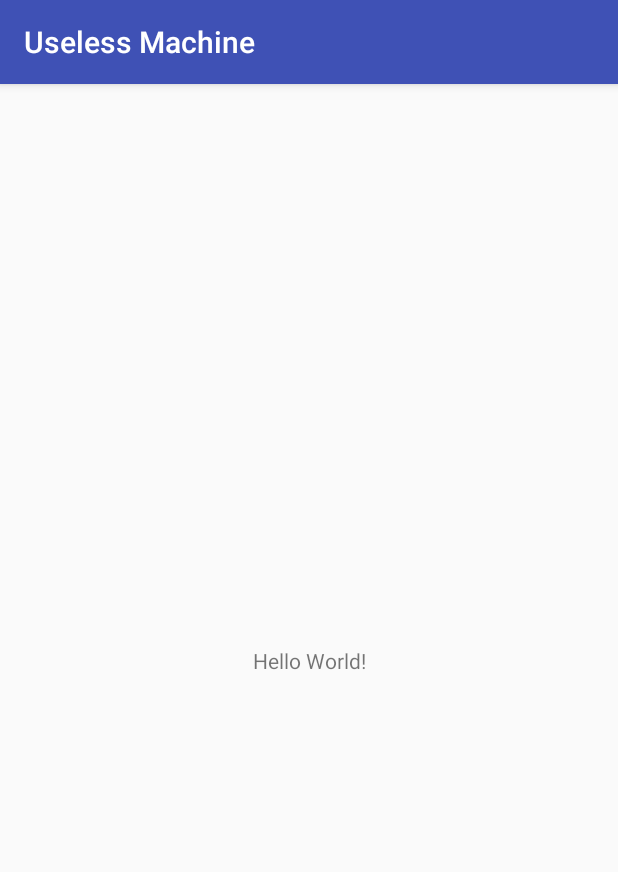
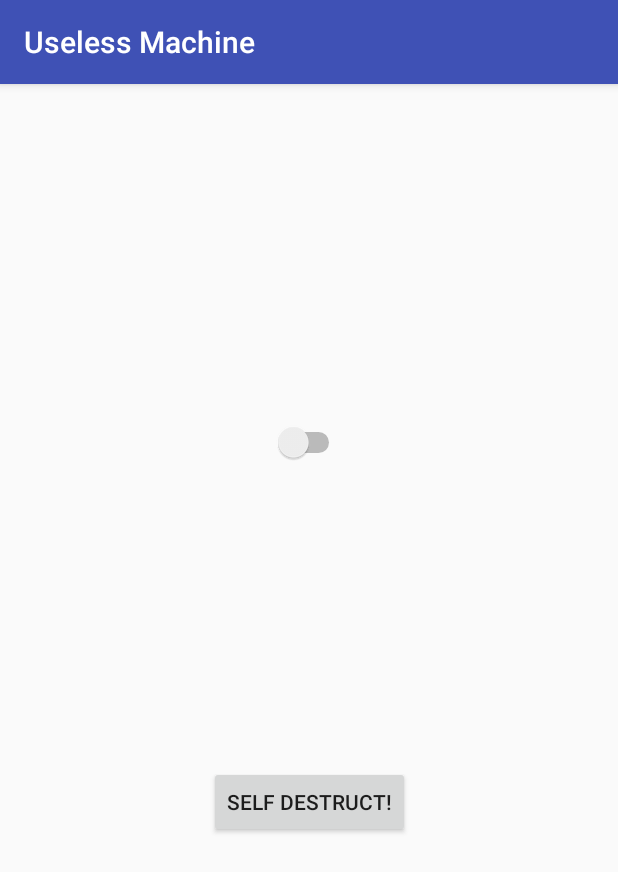
Before and after one commit to Cephalos25/UselessMachine, an Android app: the screen it shows after launch (MainActivity), on a phone screen of 412 x 824 dp. Shown: the top 872 px of the screen. Run offline under Robolectric (Android 15) with nearby library versions, the phone set to English and light mode, and no system bars.

Commit message:
Added switch & button to layout. Added OnCheckedChangedListener to switch.

```diff
--- a/app/src/main/java/com/example/uselessmachine/MainActivity.java
+++ b/app/src/main/java/com/example/uselessmachine/MainActivity.java
@@ -2,12 +2,44 @@ package com.example.uselessmachine;
 
 import android.support.v7.app.AppCompatActivity;
 import android.os.Bundle;
+import android.widget.Button;
+import android.widget.CompoundButton;
+import android.widget.Switch;
+import android.widget.Toast;
 
 public class MainActivity extends AppCompatActivity {
+
+    private Button buttonSelfDestruct;
+    private Switch switchUseless;
 
     @Override
     protected void onCreate(Bundle savedInstanceState) {
         super.onCreate(savedInstanceState);
         setContentView(R.layout.activity_main);
+
+        wireWidgets();
+        setListeners();
     }
+
+    private void setListeners() {
+        //TODO self destruct button
+
+        //TODO self-resetting switch
+        switchUseless.setOnCheckedChangeListener(new CompoundButton.OnCheckedChangeListener() {
+            @Override
+            public void onCheckedChanged(CompoundButton buttonView, boolean isChecked) {
+                if(isChecked){
+                    Toast.makeText(MainActivity.this, "On", Toast.LENGTH_SHORT).show();
+                } else {
+                    Toast.makeText(MainActivity.this, "Off", Toast.LENGTH_SHORT).show();
+                }
+            }
+        });
+    }
+
+    private void wireWidgets() {
+        buttonSelfDestruct=findViewById(R.id.button_main_selfdestruct);
+        switchUseless=findViewById(R.id.switch_main_useless);
+    }
+
 }
--- a/app/src/main/res/layout/activity_main.xml
+++ b/app/src/main/res/layout/activity_main.xml
@@ -2,17 +2,29 @@
 <android.support.constraint.ConstraintLayout xmlns:android="http://schemas.android.com/apk/res/android"
     xmlns:app="http://schemas.android.com/apk/res-auto"
     xmlns:tools="http://schemas.android.com/tools"
+    android:id="@+id/layout"
     android:layout_width="match_parent"
     android:layout_height="match_parent"
     tools:context=".MainActivity">
 
-    <TextView
+    <Switch
+        android:id="@+id/switch_main_useless"
         android:layout_width="wrap_content"
         android:layout_height="wrap_content"
-        android:text="Hello World!"
-        app:layout_constraintBottom_toBottomOf="parent"
-        app:layout_constraintLeft_toLeftOf="parent"
-        app:layout_constraintRight_toRightOf="parent"
+        android:layout_marginTop="24dp"
+        app:layout_constraintBottom_toTopOf="@+id/button_main_selfdestruct"
+        app:layout_constraintEnd_toEndOf="parent"
+        app:layout_constraintStart_toStartOf="parent"
         app:layout_constraintTop_toTopOf="parent" />
 
+    <Button
+        android:id="@+id/button_main_selfdestruct"
+        android:layout_width="wrap_content"
+        android:layout_height="wrap_content"
+        android:layout_marginBottom="64dp"
+        android:text="@string/main_selfdestruct"
+        app:layout_constraintBottom_toBottomOf="parent"
+        app:layout_constraintEnd_toEndOf="parent"
+        app:layout_constraintStart_toStartOf="parent"
+        app:layout_constraintTop_toBottomOf="@+id/switch_main_useless" />
 </android.support.constraint.ConstraintLayout>
--- a/app/src/main/res/values/strings.xml
+++ b/app/src/main/res/values/strings.xml
@@ -1,3 +1,4 @@
 <resources>
     <string name="app_name">Useless Machine</string>
+    <string name="main_selfdestruct">Self Destruct!</string>
 </resources>
```
